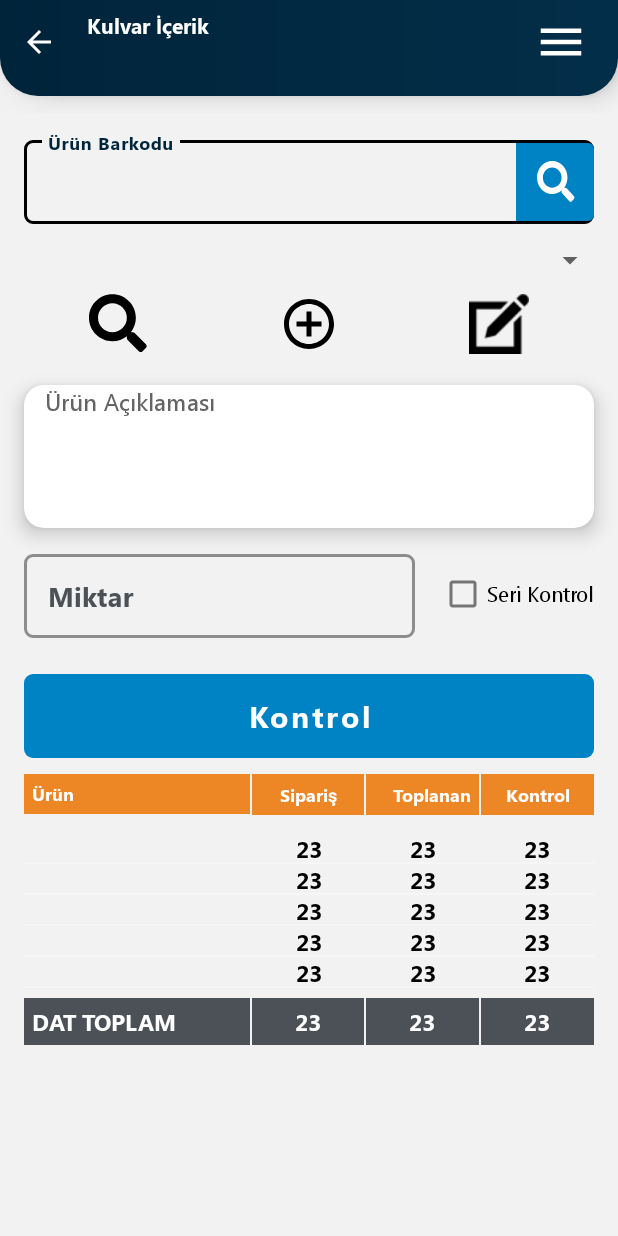
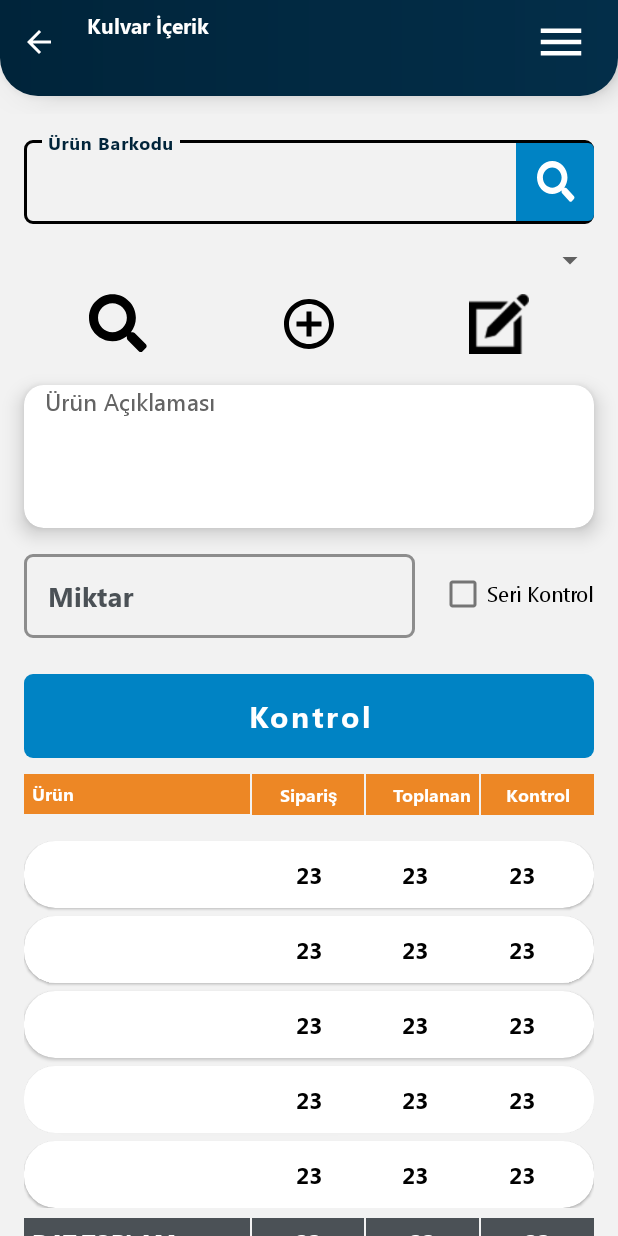
Before and after one commit to eryazmobil/activegorup, an Android app: the layout fragment_control_point_detail.xml on its own in the app's theme, with its tools: preview values and no code run, on a phone screen of 412 x 824 dp. Run offline under Robolectric (Android 15) with nearby library versions, the phone set to English and light mode, and no system bars.

Commit message:
minor change

```diff
--- a/app/build.gradle
+++ b/app/build.gradle
@@ -15,8 +15,8 @@ android {
         applicationId "eryaz.software.activegroup"
         minSdk 23
         targetSdk 34
-        versionCode 4
-        versionName "1.0.4"
+        versionCode 5
+        versionName "1.0.5"
         multiDexEnabled true
 
         testInstrumentationRunner "androidx.test.runner.AndroidJUnitRunner"
--- a/app/src/main/java/eryaz/software/activegroup/ui/dashboard/outbound/controlPoint/orderHeaderDialog/controlPointDetail/ControlPointDetailVM.kt
+++ b/app/src/main/java/eryaz/software/activegroup/ui/dashboard/outbound/controlPoint/orderHeaderDialog/controlPointDetail/ControlPointDetailVM.kt
@@ -150,6 +150,7 @@ class ControlPointDetailVM(
                 isPackage = isPackage,
                 packageId = selectedPackageId
             ).onSuccess {
+                this.quantity.emit("")
                 if (it.isNotEmpty()) {
                     getOrderListDetail()
                 }
--- a/app/src/main/res/layout/fragment_control_point_detail.xml
+++ b/app/src/main/res/layout/fragment_control_point_detail.xml
@@ -278,7 +278,6 @@
                     android:layout_marginHorizontal="16dp"
                     android:layout_marginVertical="12dp"
                     android:layout_weight="2"
-                    app:itemDecoration="@{12}"
                     app:layoutManager="androidx.recyclerview.widget.LinearLayoutManager"
                     app:layout_constraintTop_toBottomOf="@id/itemHeader"
                     tools:itemCount="5"
--- a/app/src/main/res/layout/item_control_point_detail.xml
+++ b/app/src/main/res/layout/item_control_point_detail.xml
@@ -10,17 +10,23 @@
             type="eryaz.software.activegroup.data.models.dto.OrderDetailDto" />
     </data>
 
+    <com.google.android.material.card.MaterialCardView
+        android:layout_width="match_parent"
+        android:layout_height="wrap_content"
+        android:layout_marginTop="@dimen/_4sdp"
+        app:cardCornerRadius="@dimen/_16sdp">
+
         <androidx.constraintlayout.widget.ConstraintLayout
             android:id="@+id/itemParent"
             android:layout_width="match_parent"
-        android:layout_height="wrap_content">
+            android:layout_height="wrap_content"
+            android:padding="12dp">
 
             <View
                 android:id="@+id/backgroundView"
                 android:layout_width="match_parent"
                 android:layout_height="0dp"
                 android:alpha="0"
-            android:background="@color/logoRed"
                 app:layout_constraintBottom_toBottomOf="parent"
                 app:layout_constraintTop_toTopOf="parent" />
 
@@ -89,12 +95,7 @@
                 app:layout_constraintStart_toEndOf="@id/collectedQuantityTxt"
                 app:layout_constraintTop_toTopOf="parent"
                 tools:text="23" />
+        </androidx.constraintlayout.widget.ConstraintLayout>
+    </com.google.android.material.card.MaterialCardView>
 
-        <View
-            android:id="@+id/underline"
-            android:layout_width="match_parent"
-            android:layout_height="1dp"
-            android:background="@color/gray_f6"
-            app:layout_constraintBottom_toBottomOf="parent" />
-    </androidx.constraintlayout.widget.ConstraintLayout>
 </layout>
```
Also changed, not shown: app/src/main/java/eryaz/software/activegroup/util/adapter/outbound/ControlPointDetailListVH.kt (+15 -1 lines). Lines whose indentation alone changed are shown as unchanged.
